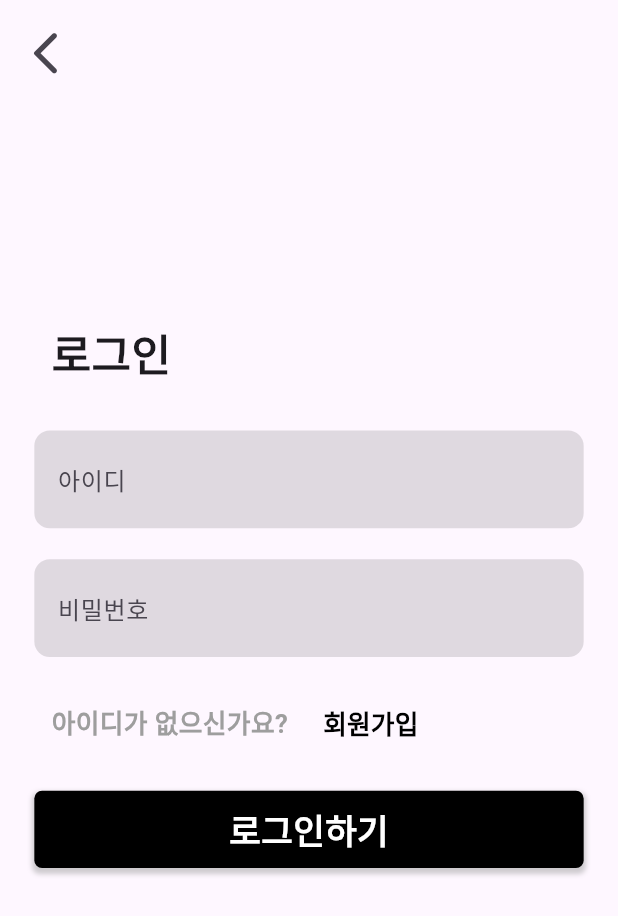
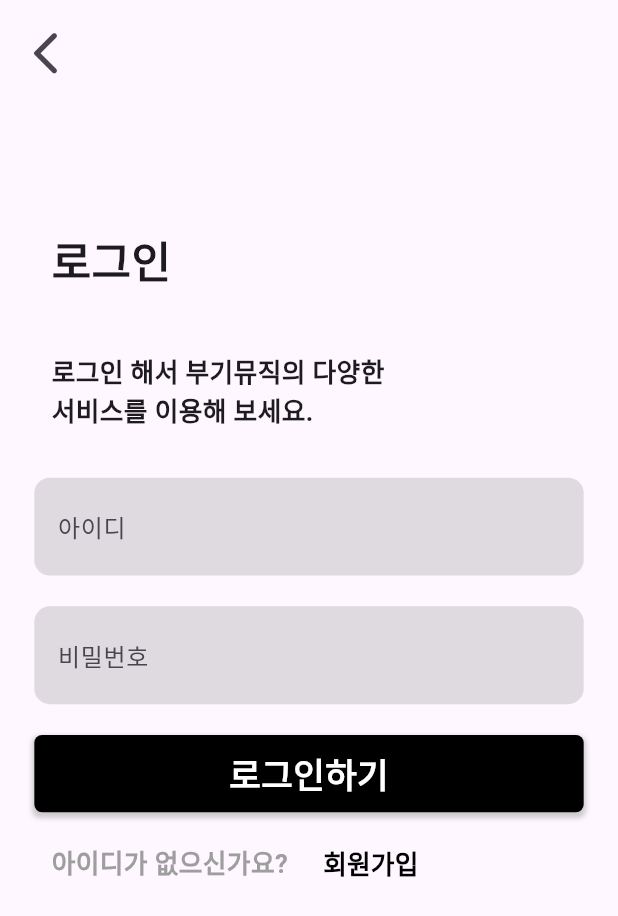
Before and after one commit to JioBani/BoogieMusicApp, a Flutter app: the LoginPage screen opened directly, on a phone screen of 412 x 824 dp. Shown: the top 916 px of the screen. Run offline on Flutter 3.47's test engine with Material 3 defaults, Android fonts, the phone set to English and light mode, and no system bars; our stand-ins replace audio_video_progress_bar, flutter_screenutil, flutter_svg, fluttertoast, get, glass and 3 more; missing offline and left inert: widget_mask; accounts and stored records are empty; network calls fail.

Commit message:
로그인 화면 제작 및 로그인 필요 위젯 적용

```diff
--- a/lib/Service/ApiService/ApiResponse.dart
+++ b/lib/Service/ApiService/ApiResponse.dart
@@ -19,6 +19,7 @@ class ApiResponse<T> {
   static Future<ApiResponse<T2>> handleRequest<T2>({
     required Future<http.Response> request,
     required T2 Function(http.Response) action,
+    void Function(Object)? onError,
     Duration timeout = const Duration(seconds: 10)
   }) async {
     try {
@@ -35,6 +36,9 @@ class ApiResponse<T> {
       }
     } catch (e , stacktrace) {
       StaticLogger.logger.e('[ApiResponse.handleExceptions()] $e\n$stacktrace');
+      if(onError != null){
+        onError(e);
+      }
       return ApiResponse(
           isSuccess: false,
           exception : e,
--- a/lib/View/LoginPage/LoginPage.dart
+++ b/lib/View/LoginPage/LoginPage.dart
@@ -1,11 +1,18 @@
 import 'package:database_project/Common/DubleTapExitWidget.dart';
+import 'package:database_project/Common/LoadingDialog.dart';
+import 'package:database_project/Service/LoginService.dart';
 import 'package:database_project/Style/ShadowPalette.dart';
 import 'package:flutter/material.dart';
 import 'package:flutter_screenutil/flutter_screenutil.dart';
+import 'package:fluttertoast/fluttertoast.dart';
 import 'package:get/get.dart';
 
 class LoginPage extends StatelessWidget {
-  const LoginPage({super.key});
+  LoginPage({super.key});
+
+
+  final TextEditingController idController = TextEditingController();
+  final TextEditingController passwordController = TextEditingController();
 
   @override
   Widget build(BuildContext context) {
@@ -28,7 +35,7 @@ class LoginPage extends StatelessWidget {
                 ),
               ),
             ),
-            SizedBox(height: 150.h,),
+            SizedBox(height: 90.h,),
             Padding(
               padding: EdgeInsets.fromLTRB(30.w, 0 , 0, 0),
               child: Align(
@@ -42,44 +49,43 @@ class LoginPage extends StatelessWidget {
                 ),
               ),
             ),
-            SizedBox(height: 30.h,),
-            CustomInputFieldWidget(content: "아이디",),
-            SizedBox(height: 20.h,),
-            CustomInputFieldWidget(content: "비밀번호",),
-            SizedBox(height: 20.h,),
+            SizedBox(height: 40.h,),
             Padding(
               padding: EdgeInsets.fromLTRB(30.w, 0 , 0, 0),
-              child: Row(
-                children: [
-                  Text(
-                    "아이디가 없으신가요?",
-                    style: TextStyle(
+              child: Align(
+                alignment: Alignment.centerLeft,
+                child: Text(
+                  "로그인 해서 부기뮤직의 다양한 \n서비스를 이용해 보세요.",
+                  style: TextStyle(
                       fontSize: 15.sp,
-                      fontWeight: FontWeight.w700,
-                      color: Colors.grey
-                    ),
+                      fontWeight: FontWeight.w700
                   ),
-                  SizedBox(width: 10.w,),
-                  TextButton(
-                    onPressed: (){},
-                    child: Text(
-                      "회원가입",
-                      style: TextStyle(
-                        fontSize: 15.sp,
-                        fontWeight: FontWeight.w700,
-                        color: Colors.black
-                      ),
-                    )
-                  )
-                ],
+                ),
               ),
             ),
+            SizedBox(height: 30.h,),
+            CustomInputFieldWidget(content: "아이디", controller: idController,),
+            SizedBox(height: 20.h,),
+            CustomInputFieldWidget(content: "비밀번호", controller: passwordController, isPassword: true,),
             SizedBox(height: 20.h,),
             Padding(
               padding:EdgeInsets.only(left: 20.w , right: 20.w),
               child: InkWell(
-                onTap: (){
+                onTap: () async {
+                  final (result , isClosed) = await LoadingDialog.showLoadingDialogWithFuture(
+                      context,
+                      LoginService.login(idController.text, passwordController.text)
+                  );
 
+                  if(!result.isSuccess){
+                    Fluttertoast.showToast(msg: "로그인에 실패했습니다. : ${result.exception}");
+                  }
+                  else{
+                    Fluttertoast.showToast(msg: "로그인에 성공했습니다.");
+                    if(context.mounted){
+                      Get.back();
+                    }
+                  }
                 },
                 child: Container(
                   width: double.infinity,
@@ -104,17 +110,52 @@ class LoginPage extends StatelessWidget {
                 ),
               ),
             ),
+            SizedBox(height: 10.h,),
+            Padding(
+              padding: EdgeInsets.fromLTRB(30.w, 0 , 0, 0),
+              child: Row(
+                children: [
+                  Text(
+                    "아이디가 없으신가요?",
+                    style: TextStyle(
+                        fontSize: 15.sp,
+                        fontWeight: FontWeight.w700,
+                        color: Colors.grey
+                    ),
+                  ),
+                  SizedBox(width: 10.w,),
+                  TextButton(
+                      onPressed: (){},
+                      child: Text(
+                        "회원가입",
+                        style: TextStyle(
+                            fontSize: 15.sp,
+                            fontWeight: FontWeight.w700,
+                            color: Colors.black
+                        ),
+                      )
+                  )
+                ],
+              ),
+            ),
           ],
-        ),
+        )
       ),
     );
   }
 }
 
 class CustomInputFieldWidget extends StatelessWidget {
-  const CustomInputFieldWidget({super.key, required this.content});
+  const CustomInputFieldWidget({
+    super.key,
+    required this.content,
+    required this.controller,
+    this.isPassword = false
+  });
 
   final String content;
+  final TextEditingController controller;
+  final bool isPassword;
 
   @override
   Widget build(BuildContext context) {
@@ -123,15 +164,17 @@ class CustomInputFieldWidget extends StatelessWidget {
         Padding(
           padding: EdgeInsets.fromLTRB(20.w, 0, 20.w, 0),
           child: TextField(
+            controller: controller,
+            obscureText: isPassword,
             decoration: InputDecoration(
-              filled: true,
-              fillColor:  Colors.black12,
-              hintText: content,
-              contentPadding: EdgeInsets.symmetric(vertical: 20.h , horizontal: 10.w),
-              border: OutlineInputBorder(
-                borderRadius: BorderRadius.circular(10.r),
-                borderSide: BorderSide.none, // border 없애기
-              )
+                filled: true,
+                fillColor:  Colors.black12,
+                hintText: content,
+                contentPadding: EdgeInsets.symmetric(vertical: 20.h , horizontal: 10.w),
+                border: OutlineInputBorder(
+                  borderRadius: BorderRadius.circular(10.r),
+                  borderSide: BorderSide.none, // border 없애기
+                )
             ),
           ),
         ),
```
Also changed, not shown: lib/Common/LoadingDialog.dart (added, +56 -0 lines), lib/Service/LoginService.dart (+50 -21 lines), lib/Service/PlaylistService.dart (+7 -4 lines), lib/View/LoginNeededPage/LoginNeededWidget.dart (added, +61 -0 lines), lib/View/PlaylistLibraryPage/PlaylistLibraryPage.dart (+22 -2 lines), 1 other file.
